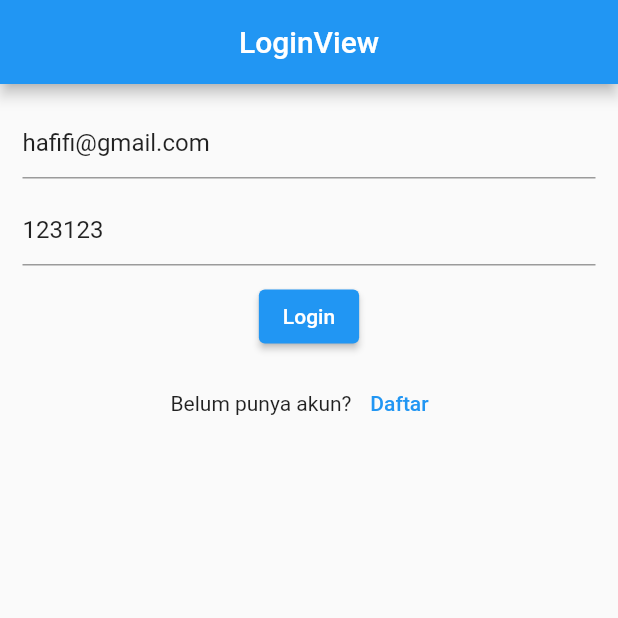
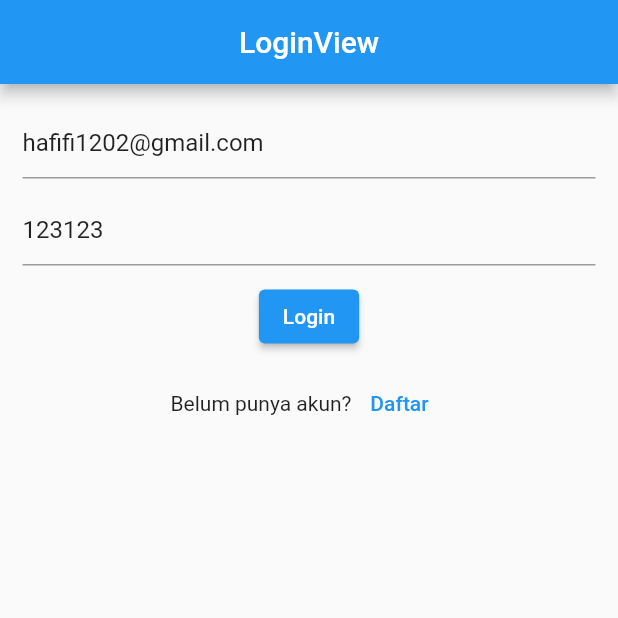
Before and after one commit to farhan1202/firebase_tutor, a Flutter app: the screen it shows after launch, after a tap on "Login", on a phone screen of 412 x 824 dp, the top half of it. Run offline on Flutter 3.47's test engine with Material 2 defaults, Android fonts, the phone set to English and light mode, and no system bars; our stand-ins replace firebase_auth, firebase_core, get; accounts and stored records are empty; network calls fail.

Commit message:
firebase auth verifikasi ke email

```diff
--- a/lib/app/controllers/auth_controller.dart
+++ b/lib/app/controllers/auth_controller.dart
@@ -10,27 +10,47 @@ class AuthController extends GetxController {
 
   void login(String email, String pass) async {
     try {
-      await auth.signInWithEmailAndPassword(email: email, password: pass);
-      Get.offAllNamed(Routes.HOME);
+      UserCredential userCredential =
+          await auth.signInWithEmailAndPassword(email: email, password: pass);
+      if (userCredential.user!.emailVerified) {
+        Get.offAllNamed(Routes.HOME);
+      } else {
+        Get.defaultDialog(
+          title: "Kesalahan",
+          middleText: "Harap verifikasi email",
+        );
+      }
     } on FirebaseAuthException catch (e) {
       if (e.code == 'user-not-found') {
         print('No user found for that email.');
+        getMessage('No user found for that email.');
       } else if (e.code == 'wrong-password') {
         print('Wrong password provided for that user.');
+        getMessage('Wrong password provided for that user.');
       }
     }
   }
 
   void signup(String email, String pass) async {
     try {
-      await FirebaseAuth.instance
+      UserCredential userCredential = await FirebaseAuth.instance
           .createUserWithEmailAndPassword(email: email, password: pass);
-      Get.back();
+      await userCredential.user!.sendEmailVerification();
+      Get.defaultDialog(
+          title: "Email Verification",
+          middleText: "Harap verifikasi email",
+          onConfirm: () {
+            Get.back();
+            Get.back();
+          },
+          textConfirm: "Yes");
     } on FirebaseAuthException catch (e) {
       if (e.code == 'weak-password') {
         print('The password provided is too weak.');
+        getMessage('The password provided is too weak.');
       } else if (e.code == 'email-already-in-use') {
         print('The account already exists for that email.');
+        getMessage('The account already exists for that email.');
       }
     } catch (e) {
       print(e);
@@ -42,3 +62,10 @@ class AuthController extends GetxController {
     Get.offAllNamed(Routes.LOGIN);
   }
 }
+
+void getMessage(String msg) {
+  Get.defaultDialog(
+    title: "warning",
+    middleText: msg,
+  );
+}
--- a/lib/app/modules/intro/login/controllers/login_controller.dart
+++ b/lib/app/modules/intro/login/controllers/login_controller.dart
@@ -7,7 +7,7 @@ class LoginController extends GetxController {
   TextEditingController? passC;
   @override
   void onInit() {
-    emailC = TextEditingController(text: "hafifi@gmail.com");
+    emailC = TextEditingController(text: "hafifi1202@gmail.com");
     passC = TextEditingController(text: "123123");
     // TODO: implement onInit
     super.onInit();
--- a/lib/main.dart
+++ b/lib/main.dart
@@ -29,8 +29,12 @@ class MyApp extends StatelessWidget {
         if (snapshot.connectionState == ConnectionState.active) {
           print(snapshot);
           return GetMaterialApp(
+            debugShowCheckedModeBanner: false,
             title: "Application",
-            initialRoute: snapshot.data != null ? Routes.HOME : Routes.LOGIN,
+            initialRoute:
+                snapshot.data != null && snapshot.data!.emailVerified == true
+                    ? Routes.HOME
+                    : Routes.LOGIN,
             // home: snapshot.data != null ? HomeView() : LoginView(),
             getPages: AppPages.routes,
           );
```
Also changed, not shown: 1 other file.
